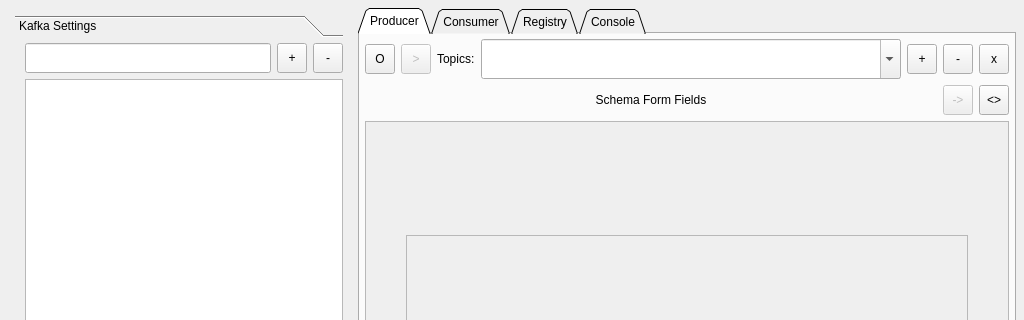
Qt form src/app/kafman/src/main/resources/forms/main_qt_view.ui (yorevs/hspylib) before a commit; both pictures show x 0 to 1024 and y 0 to 320 of the 1024 by 700 pixel window.
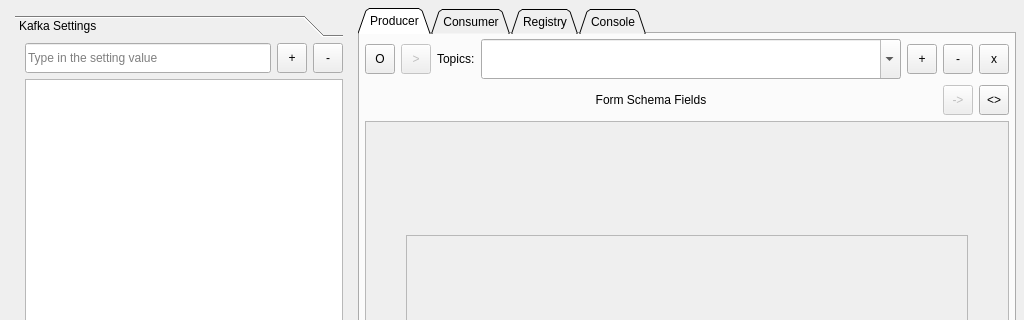
The same form after that commit. The open tabs and pages were chosen to show the change. Custom widgets are drawn as their Qt base class.

Commit message: Adding tooltips, placeholders and adjustments

What changed in the file:
```diff
--- a/src/app/kafman/src/main/resources/forms/main_qt_view.ui
+++ b/src/app/kafman/src/main/resources/forms/main_qt_view.ui
@@ -94,8 +94,8 @@
            <rect>
             <x>0</x>
             <y>0</y>
-            <width>322</width>
-            <height>528</height>
+            <width>104</width>
+            <height>120</height>
            </rect>
           </property>
           <attribute name="label">
@@ -309,6 +309,12 @@
                      <height>0</height>
                     </size>
                    </property>
+                   <property name="toolTip">
+                    <string>Type in the setting value</string>
+                   </property>
+                   <property name="placeholderText">
+                    <string>Type in the setting value</string>
+                   </property>
                   </widget>
                  </item>
                  <item row="0" column="2">
@@ -1212,7 +1218,7 @@
                     </size>
                    </property>
                    <property name="text">
-                    <string>Schema Form Fields</string>
+                    <string>Form Schema Fields</string>
                    </property>
                    <property name="alignment">
                     <set>Qt::AlignCenter</set>
```
Left out of the diff: 312 changed lines with no effect on the pictures. The commit also changes 2 other files.
